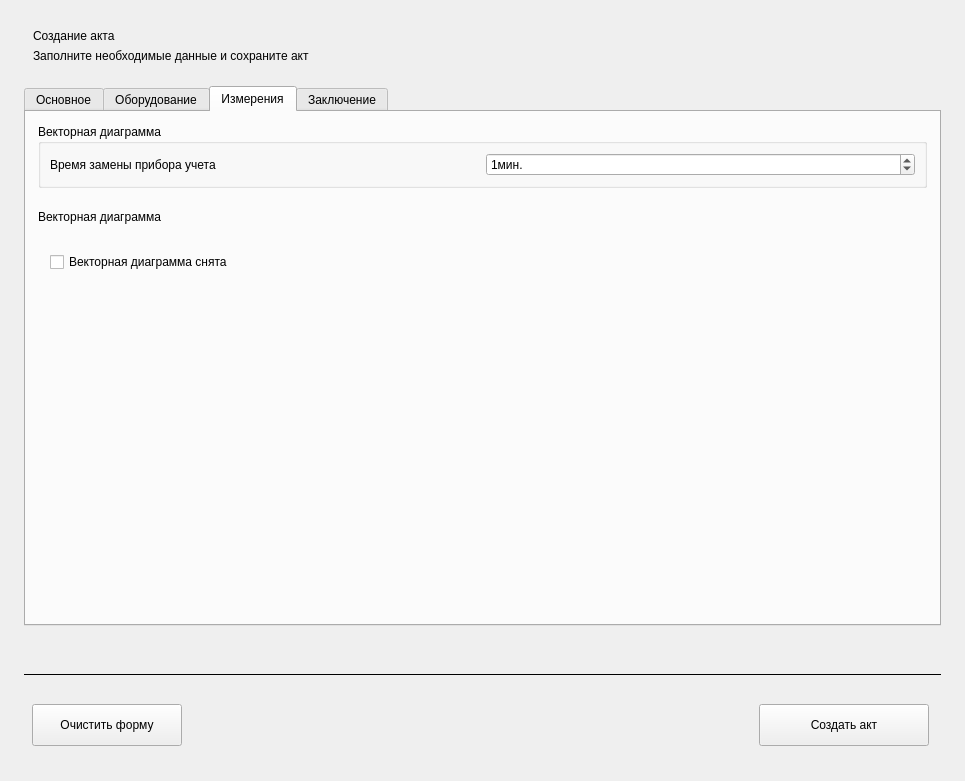
The window that ui/createactwidget.ui (nikola240698/MeteringActs) describes before a commit, drawn with Qt 5.
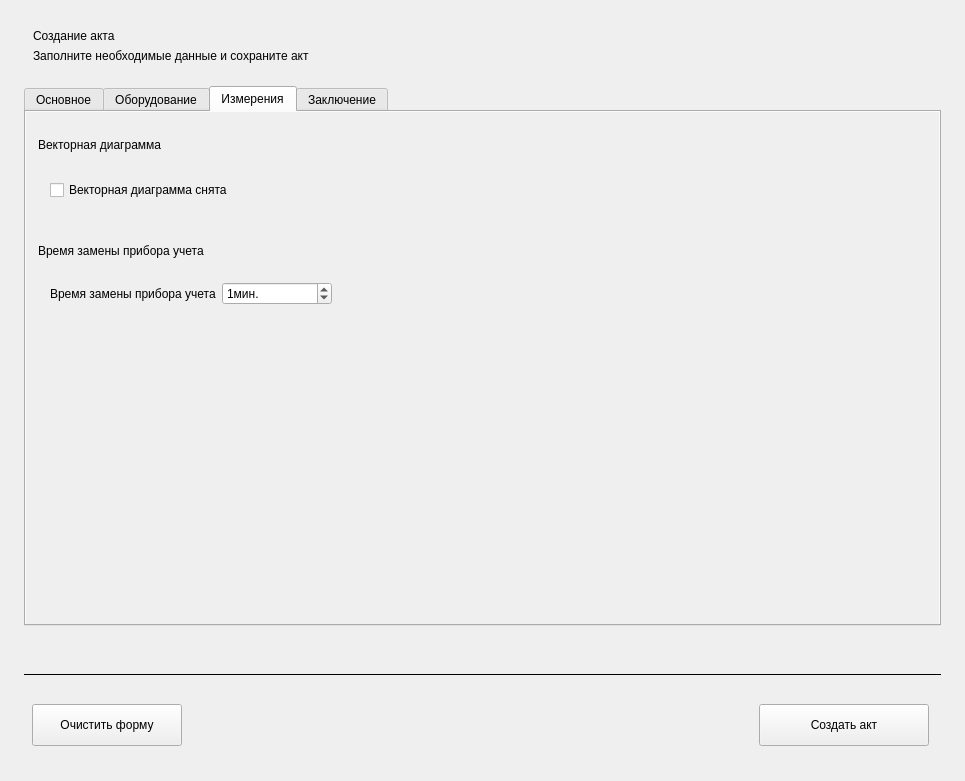
The same window after the commit. The open tabs and pages were chosen to show the change.

The edit to the form file:
```diff
--- a/ui/createactwidget.ui
+++ b/ui/createactwidget.ui
@@ -1264,30 +1264,9 @@
       </attribute>
       <layout class="QVBoxLayout" name="verticalLayout_9">
        <property name="spacing">
-        <number>8</number>
+        <number>0</number>
        </property>
        <property name="leftMargin">
-        <number>12</number>
-       </property>
-       <property name="topMargin">
-        <number>12</number>
-       </property>
-       <property name="rightMargin">
-        <number>12</number>
-       </property>
-       <property name="bottomMargin">
-        <number>12</number>
-       </property>
-       <item>
-        <widget class="QGroupBox" name="vectorDiagramGroupBox">
-         <property name="title">
-          <string>Векторная диаграмма</string>
-         </property>
-         <layout class="QVBoxLayout" name="verticalLayout_10">
-          <item>
-           <widget class="QWidget" name="replacementDurationWidget" native="true">
-            <layout class="QHBoxLayout" name="horizontalLayout_5">
-             <property name="leftMargin">
               <number>0</number>
              </property>
              <property name="topMargin">
@@ -1300,33 +1279,55 @@
               <number>0</number>
              </property>
              <item>
-              <widget class="QLabel" name="label_10">
-               <property name="text">
-                <string>Время замены прибора учета</string>
-               </property>
-              </widget>
-             </item>
-             <item>
-              <widget class="QSpinBox" name="replacementDurationSpinBox">
-               <property name="keyboardTracking">
+        <widget class="QScrollArea" name="measurementsScrollArea">
+         <property name="minimumSize">
+          <size>
+           <width>0</width>
+           <height>200</height>
+          </size>
+         </property>
+         <property name="frameShape">
+          <enum>QFrame::Shape::NoFrame</enum>
+         </property>
+         <property name="horizontalScrollBarPolicy">
+          <enum>Qt::ScrollBarPolicy::ScrollBarAlwaysOff</enum>
+         </property>
+         <property name="widgetResizable">
                 <bool>true</bool>
                </property>
-               <property name="suffix">
-                <string>мин.</string>
-               </property>
-               <property name="value">
-                <number>1</number>
-               </property>
-              </widget>
-             </item>
-            </layout>
-           </widget>
-          </item>
-         </layout>
-        </widget>
-       </item>
+         <widget class="QWidget" name="measurementScrollAreaContent">
+          <property name="geometry">
+           <rect>
+            <x>0</x>
+            <y>0</y>
+            <width>911</width>
+            <height>510</height>
+           </rect>
+          </property>
+          <layout class="QVBoxLayout" name="measurementScrollAreaContentLayout">
+           <property name="spacing">
+            <number>8</number>
+           </property>
+           <property name="leftMargin">
+            <number>12</number>
+           </property>
+           <property name="topMargin">
+            <number>12</number>
+           </property>
+           <property name="rightMargin">
+            <number>12</number>
+           </property>
+           <property name="bottomMargin">
+            <number>12</number>
+           </property>
        <item>
         <widget class="QFrame" name="vectorDiagramCard">
+             <property name="sizePolicy">
+              <sizepolicy hsizetype="Expanding" vsizetype="Maximum">
+               <horstretch>0</horstretch>
+               <verstretch>0</verstretch>
+              </sizepolicy>
+             </property>
          <property name="minimumSize">
           <size>
            <width>0</width>
@@ -1441,6 +1442,157 @@
          </layout>
         </widget>
        </item>
+           <item>
+            <widget class="QFrame" name="replacementDurationCard">
+             <property name="sizePolicy">
+              <sizepolicy hsizetype="Expanding" vsizetype="Maximum">
+               <horstretch>0</horstretch>
+               <verstretch>0</verstretch>
+              </sizepolicy>
+             </property>
+             <property name="minimumSize">
+              <size>
+               <width>0</width>
+               <height>0</height>
+              </size>
+             </property>
+             <property name="frameShape">
+              <enum>QFrame::Shape::NoFrame</enum>
+             </property>
+             <property name="frameShadow">
+              <enum>QFrame::Shadow::Raised</enum>
+             </property>
+             <property name="card" stdset="0">
+              <bool>true</bool>
+             </property>
+             <layout class="QVBoxLayout" name="replacementDurationCardLayout">
+              <property name="spacing">
+               <number>0</number>
+              </property>
+              <property name="leftMargin">
+               <number>0</number>
+              </property>
+              <property name="topMargin">
+               <number>0</number>
+              </property>
+              <property name="rightMargin">
+               <number>0</number>
+              </property>
+              <property name="bottomMargin">
+               <number>0</number>
+              </property>
+              <item>
+               <widget class="QLabel" name="replacementDurationCardTitle">
+                <property name="minimumSize">
+                 <size>
+                  <width>0</width>
+                  <height>42</height>
+                 </size>
+                </property>
+                <property name="maximumSize">
+                 <size>
+                  <width>16777215</width>
+                  <height>42</height>
+                 </size>
+                </property>
+                <property name="text">
+                 <string>Время замены прибора учета</string>
+                </property>
+                <property name="cardTitle" stdset="0">
+                 <bool>true</bool>
+                </property>
+               </widget>
+              </item>
+              <item>
+               <widget class="QWidget" name="replacementDurationCardBody" native="true">
+                <property name="minimumSize">
+                 <size>
+                  <width>0</width>
+                  <height>0</height>
+                 </size>
+                </property>
+                <property name="cardBody" stdset="0">
+                 <bool>true</bool>
+                </property>
+                <layout class="QVBoxLayout" name="replacementDurationCardBodyLayout">
+                 <property name="spacing">
+                  <number>12</number>
+                 </property>
+                 <property name="leftMargin">
+                  <number>12</number>
+                 </property>
+                 <property name="topMargin">
+                  <number>10</number>
+                 </property>
+                 <property name="rightMargin">
+                  <number>12</number>
+                 </property>
+                 <property name="bottomMargin">
+                  <number>10</number>
+                 </property>
+                 <item>
+                  <widget class="QWidget" name="replacementDurationWidget" native="true">
+                   <layout class="QHBoxLayout" name="horizontalLayout_5">
+                    <property name="leftMargin">
+                     <number>0</number>
+                    </property>
+                    <property name="topMargin">
+                     <number>0</number>
+                    </property>
+                    <property name="rightMargin">
+                     <number>0</number>
+                    </property>
+                    <property name="bottomMargin">
+                     <number>0</number>
+                    </property>
+                    <item>
+                     <widget class="QLabel" name="replacementDurationLabel">
+                      <property name="text">
+                       <string>Время замены прибора учета</string>
+                      </property>
+                     </widget>
+                    </item>
+                    <item>
+                     <widget class="QSpinBox" name="replacementDurationSpinBox">
+                      <property name="minimumSize">
+                       <size>
+                        <width>110</width>
+                        <height>0</height>
+                       </size>
+                      </property>
+                      <property name="keyboardTracking">
+                       <bool>true</bool>
+                      </property>
+                      <property name="suffix">
+                       <string>мин.</string>
+                      </property>
+                      <property name="value">
+                       <number>1</number>
+                      </property>
+                     </widget>
+                    </item>
+                    <item>
+                     <spacer name="replacemnetDurationSpacer">
+                      <property name="orientation">
+                       <enum>Qt::Orientation::Horizontal</enum>
+                      </property>
+                      <property name="sizeHint" stdset="0">
+                       <size>
+                        <width>40</width>
+                        <height>20</height>
+                       </size>
+                      </property>
+                     </spacer>
+                    </item>
+                   </layout>
+                  </widget>
+                 </item>
+                </layout>
+               </widget>
+              </item>
+             </layout>
+            </widget>
+           </item>
        <item>
         <spacer name="verticalSpacer_3">
          <property name="orientation">
@@ -1456,6 +1608,10 @@
        </item>
       </layout>
      </widget>
+        </widget>
+       </item>
+      </layout>
+     </widget>
      <widget class="QWidget" name="conclusionTab">
       <attribute name="title">
        <string>Заключение</string>
```
Left out of the diff: 3 changed lines with no effect on the pictures. Lines whose indentation alone changed are shown as unchanged.
